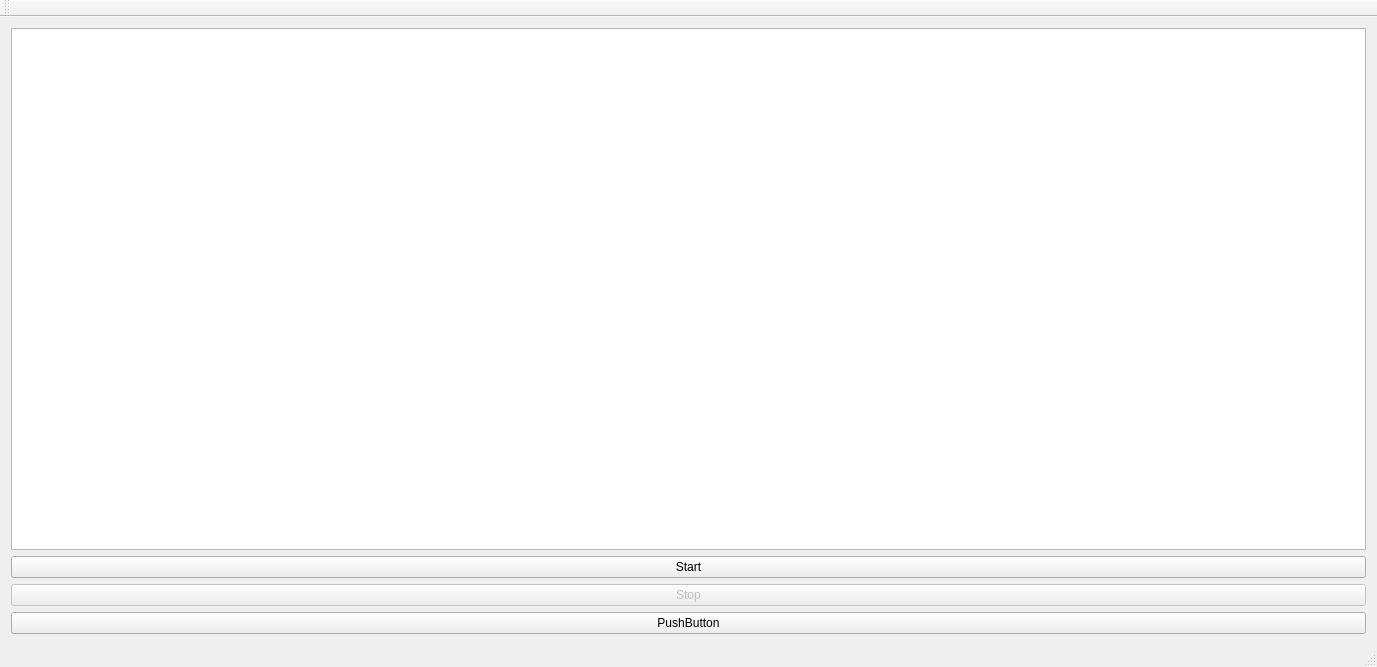
Old version of the form gui/src/mainwindow.ui in the repository slsdetectorgroup/reuss.
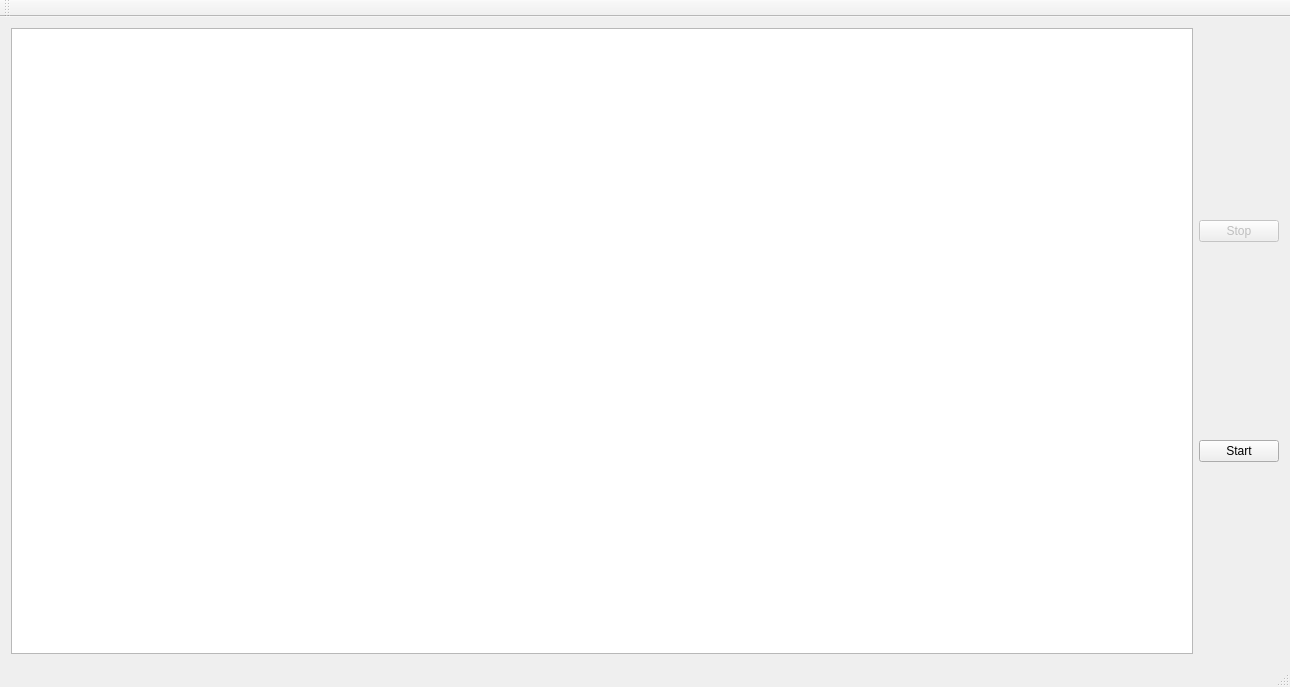
New version of the form.

Diff of the .ui file:
```diff
--- a/gui/src/mainwindow.ui
+++ b/gui/src/mainwindow.ui
@@ -6,22 +6,15 @@
    <rect>
     <x>0</x>
     <y>0</y>
-    <width>1377</width>
-    <height>667</height>
+    <width>1290</width>
+    <height>687</height>
    </rect>
   </property>
   <property name="windowTitle">
-   <string>MainWindow</string>
+   <string>reuss::gui</string>
   </property>
   <widget class="QWidget" name="centralWidget">
    <layout class="QGridLayout" name="gridLayout_2">
-    <item row="5" column="0">
-     <widget class="QPushButton" name="actionButton">
-      <property name="text">
-       <string>PushButton</string>
-      </property>
-     </widget>
-    </item>
     <item row="0" column="0">
      <layout class="QGridLayout" name="grid">
       <item row="0" column="0">
@@ -31,12 +24,27 @@
         </property>
        </widget>
       </item>
-     </layout>
-    </item>
     <item row="0" column="1">
+       <layout class="QVBoxLayout" name="verticalLayout">
+        <property name="sizeConstraint">
+         <enum>QLayout::SetMinimumSize</enum>
+        </property>
+        <property name="leftMargin">
+         <number>0</number>
+        </property>
+        <property name="topMargin">
+         <number>0</number>
+        </property>
+        <property name="rightMargin">
+         <number>0</number>
+        </property>
+        <property name="bottomMargin">
+         <number>0</number>
+        </property>
+        <item>
      <layout class="QHBoxLayout" name="horizontalLayout"/>
     </item>
-    <item row="4" column="0">
+        <item>
      <widget class="QPushButton" name="stopButton">
       <property name="enabled">
        <bool>false</bool>
@@ -46,7 +54,7 @@
       </property>
      </widget>
     </item>
-    <item row="2" column="0">
+        <item>
      <widget class="QPushButton" name="startButton">
       <property name="text">
        <string>Start</string>
@@ -54,13 +62,17 @@
      </widget>
     </item>
    </layout>
+      </item>
+     </layout>
+    </item>
+   </layout>
   </widget>
   <widget class="QMenuBar" name="menuBar">
    <property name="geometry">
     <rect>
      <x>0</x>
      <y>0</y>
-     <width>1377</width>
+     <width>1290</width>
      <height>29</height>
     </rect>
    </property>
```
Lines whose indentation alone changed are shown as unchanged.
